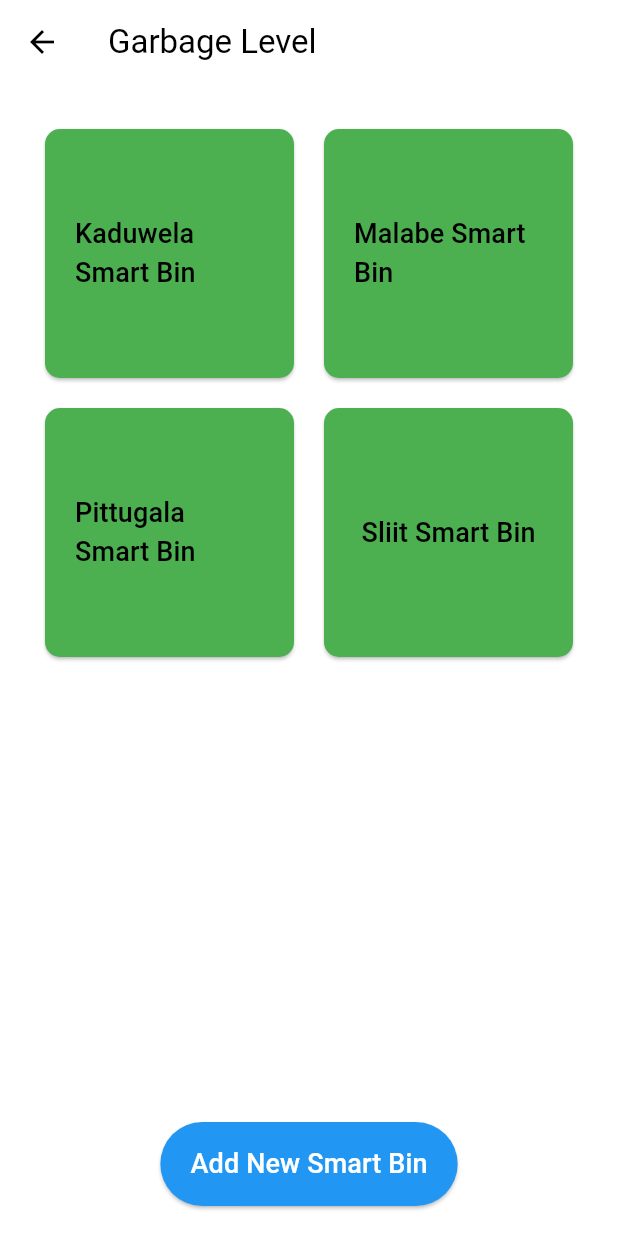
After one commit to IshanMadusanka13/ZeroWaste, a Flutter app: the GarbageLevelPage screen opened by its route, on a phone screen of 412 x 824 dp. The commit adds this screen. Run offline on Flutter 3.47's test engine with Material 3 defaults, Android fonts, the phone set to English and light mode, and no system bars; our stand-ins replace cloud_firestore, firebase_core, firebase_database, go_router, pdf, printing; missing offline and left inert: flutter_osm_plugin; accounts and stored records are empty.

Commit message:
garabage level monitor

```diff
--- a/lib/main.dart
+++ b/lib/main.dart
@@ -9,12 +9,13 @@
 void main() async{
   WidgetsFlutterBinding.ensureInitialized();
   await Firebase.initializeApp(options: DefaultFirebaseOptions.currentPlatform);
+  await Firebase.initializeApp();
   runApp(
     MultiProvider(
       providers: [
         ChangeNotifierProvider(create: (_) => UserProvider()),
       ],
-      child: MyApp(),
+      child: const MyApp(),
     ),
   );
 }
--- a/lib/routes/routes.dart
+++ b/lib/routes/routes.dart
@@ -9,6 +9,8 @@
 import 'package:zero_waste/screens/splash_screen.dart';
 import 'package:zero_waste/screens/userManagement/register_screen.dart';
 
+import '../smartbin/garbage_level.dart';
+
 class AppRouter {
   static final router = GoRouter(
     routes: [
@@ -17,15 +19,18 @@
       GoRoute(path: '/home', builder: (context, state) => const HomeScreen()),
 
       //User Management Routes
-      GoRoute(path: '/user/login', builder: (context, state) => LoginScreen()),
+      GoRoute(
+          path: '/user/login',
+          builder: (context, state) => const LoginScreen()),
       GoRoute(
           path: '/user/register',
-          builder: (context, state) => RegisterScreen()),
+          builder: (context, state) => const RegisterScreen()),
 
       //Bin Management Routes
-      GoRoute(path: '/bin/view', builder: (context, state) => BinView()),
+      GoRoute(path: '/bin/view', builder: (context, state) => const BinView()),
       GoRoute(
-          path: '/bin/create', builder: (context, state) => CreateBinScreen()),
+          path: '/bin/create',
+          builder: (context, state) => const CreateBinScreen()),
 
       //Garbage Collection Routes
       GoRoute(
@@ -39,6 +44,10 @@
       GoRoute(
           path: '/reward/manage',
           builder: (context, state) => const ManageRewardsScreen()),
+      //smartbin level routes
+      GoRoute(
+          path: '/smartbin/garabagelevel',
+          builder: (context, state) => GarbageLevelPage()),
     ],
   );
 }
--- a/lib/screens/binManagement/bin_view.dart
+++ b/lib/screens/binManagement/bin_view.dart
@@ -15,7 +15,7 @@
 
 class _BinViewState extends State<BinView>{
   late MapController controller;
-  double _currentZoom = 12.0;
+  final double _currentZoom = 12.0;
 
   @override
   void initState() {
@@ -59,7 +59,7 @@
 
   Future<void> loadBins() async {
     List<WasteBin> bins = await WasteBinRepository().getAllBins();
-    print("bins are ${bins}");
+    print("bins are $bins");
     for (WasteBin bin in bins) {
       await controller.addMarker(
         GeoPoint(latitude: bin.latitude, longitude: bin.longitude),
--- a/lib/screens/garbageCollection/edit_entry_screen.dart
+++ b/lib/screens/garbageCollection/edit_entry_screen.dart
@@ -1,4 +1,3 @@
-import 'package:cloud_firestore/cloud_firestore.dart';
 import 'package:flutter/material.dart';
 import 'package:go_router/go_router.dart';
 import 'package:zero_waste/models/garbage_entry.dart';
--- a/lib/screens/garbageCollection/record_garage_entry_user_screen.dart
+++ b/lib/screens/garbageCollection/record_garage_entry_user_screen.dart
@@ -1,6 +1,4 @@
-import 'dart:typed_data';
 
-import 'package:cloud_firestore/cloud_firestore.dart';
 import 'package:flutter/material.dart';
 import 'package:flutter/services.dart';
 import 'package:zero_waste/models/garbage_entry.dart';
--- a/lib/screens/splash_screen.dart
+++ b/lib/screens/splash_screen.dart
@@ -2,6 +2,8 @@
 import 'package:go_router/go_router.dart';
 
 class SplashScreen extends StatefulWidget {
+  const SplashScreen({super.key});
+
 
   @override
   _SplashScreenState createState() => _SplashScreenState();
--- /dev/null
+++ b/lib/smartbin/garbage_level.dart
@@ -0,0 +1,147 @@
+import 'package:flutter/material.dart';
+import 'package:go_router/go_router.dart';
+import 'package:zero_waste/screens/home_screen.dart';
+import 'add_smart_bin.dart';
+import 'smartbin_level.dart';
+
+class GarbageLevelPage extends StatefulWidget {
+  const GarbageLevelPage({super.key});
+
+  @override
+  _GarbageLevelPageState createState() => _GarbageLevelPageState();
+}
+
+class _GarbageLevelPageState extends State<GarbageLevelPage> {
+  List<String> smartBins = [
+    'Kaduwela Smart Bin',
+    'Malabe Smart Bin',
+    'Pittugala Smart Bin',
+    'Sliit Smart Bin',
+  ];
+
+  // Sample fake garbage levels for the bins
+  List<int> fakeGarbageLevels = [
+    70,
+    50,
+    30
+  ]; // Levels for Kaduwela, Malabe, Pittugala
+
+  @override
+  Widget build(BuildContext context) {
+    return Scaffold(
+      appBar: AppBar(
+        title: const Text('Garbage Level'),
+        leading: IconButton(
+          icon: const Icon(Icons.arrow_back),
+          onPressed: (){
+            context.go('/home');
+          },
+        )
+      ),
+      body: Center(
+        child: Column(
+          children: [
+            Expanded(
+              child: GridView.count(
+                crossAxisCount: 2, // Number of columns
+                padding: const EdgeInsets.all(20),
+                childAspectRatio: 1, // Make buttons square
+                children: List.generate(smartBins.length, (index) {
+                  return SquareButton(
+                    label: smartBins[index],
+                    onPressed: () {
+                      // Pass 0 for newly added bins, or the appropriate fake level
+                      int garbageLevel = index < fakeGarbageLevels.length
+                          ? fakeGarbageLevels[index]
+                          : 0;
+                      Navigator.push(
+                        context,
+                        MaterialPageRoute(
+                          builder: (context) => SmartBinLevelPage(
+                            binName: smartBins[index],
+                            isRealTime:
+                                index == 3, // Only Sliit uses real-time data
+                            garbageLevel:
+                                garbageLevel, // Use the appropriate garbage level
+                          ),
+                        ),
+                      );
+                    },
+                    color: Colors.green, // Set all buttons to green
+                  );
+                }),
+              ),
+            ),
+            ElevatedButton(
+              onPressed: () {
+                //Navigate to AddSmartBinPage and handle new smart bin addition
+                Navigator.push(
+                  context,
+                  MaterialPageRoute(
+                    builder: (context) => AddSmartBinPage(
+                      onAdd: (newBin) {
+                        setState(() {
+                          smartBins.add(
+                              '$newBin Smart Bin'); // Add new bin to the list
+                          fakeGarbageLevels
+                              .add(0); // Add initial level as 0 for new bins
+                        });
+                      },
+                    ),
+                  ),
+                );
+              },
+              style: ElevatedButton.styleFrom(
+                backgroundColor: Colors.blue, // Button color
+                padding:
+                    const EdgeInsets.symmetric(horizontal: 20, vertical: 15),
+              ),
+              child: const Text(
+                'Add New Smart Bin',
+                style: TextStyle(fontSize: 18, color: Colors.white),
+              ),
+            ),
+            const SizedBox(height: 20), // Add some space below the button
+          ],
+        ),
+      ),
+    );
+  }
+}
+
+class SquareButton extends StatelessWidget {
+  final String label;
+  final VoidCallback onPressed;
+  final Color color; // Added color parameter
+
+  const SquareButton({
+    super.key,
+    required this.label,
+    required this.onPressed,
+    required this.color, // Accept color as parameter
+  });
+
+  @override
+  Widget build(BuildContext context) {
+    return Container(
+      margin: const EdgeInsets.all(10), // Margin around the button
+      child: ElevatedButton(
+        onPressed: onPressed,
+        style: ElevatedButton.styleFrom(
+          backgroundColor: color, // Use the passed color
+          shape: RoundedRectangleBorder(
+            borderRadius: BorderRadius.circular(10), // Rounded corners
+          ),
+          padding: const EdgeInsets.all(20), // Padding inside the button
+        ),
+        child: Text(
+          label,
+          style: const TextStyle(
+            fontSize: 18,
+            color: Colors.black,
+          ), // Button text style
+        ),
+      ),
+    );
+  }
+}
--- a/lib/widgets/select_dropdown.dart
+++ b/lib/widgets/select_dropdown.dart
@@ -56,10 +56,10 @@
                   );
                 }).toList(),
                 isExpanded: true,
-                icon: Icon(Icons.arrow_drop_down, color: Colors.green),
+                icon: const Icon(Icons.arrow_drop_down, color: Colors.green),
                 iconSize: 24,
                 dropdownColor: Colors.white,
-                style: TextStyle(color: Colors.black, fontSize: 16),
+                style: const TextStyle(color: Colors.black, fontSize: 16),
               ),
             ),
           ],
--- a/lib/widgets/text_field_input.dart
+++ b/lib/widgets/text_field_input.dart
@@ -7,7 +7,7 @@
   final String? Function(String?)? validator;
   final TextInputType inputType;
 
-  TextFieldInput({
+  const TextFieldInput({
     super.key,
     required this.icon,
     required this.title,
--- a/pubspec.yaml
+++ b/pubspec.yaml
@@ -14,6 +14,7 @@
 
   firebase_core: 3.3.0
   firebase_auth: 5.1.4
+  firebase_database: any
   cloud_firestore: 5.2.1
   provider: ^6.1.0
   go_router: ^14.2.3
```
Also changed, not shown: lib/firebase_service.dart (added, +43 -0 lines), lib/screens/home_screen.dart (+8 -1 lines), lib/smartbin/add_smart_bin.dart (added, +46 -0 lines), lib/smartbin/smartbin_level.dart (added, +141 -0 lines), pubspec.lock, 1 other file.
